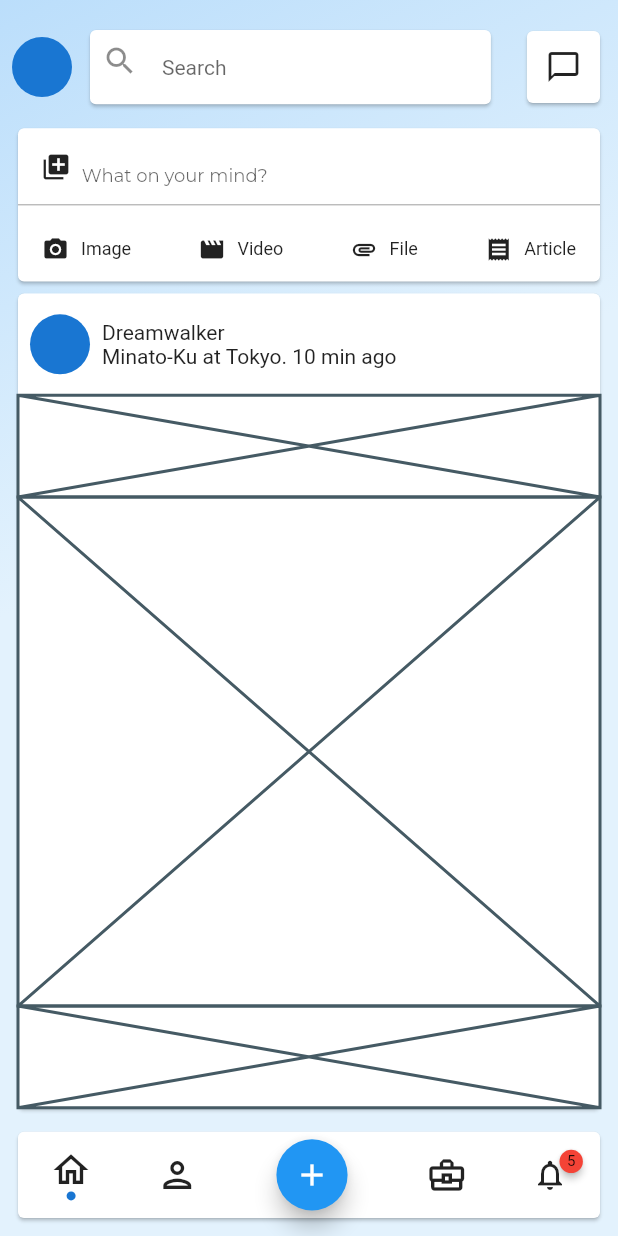
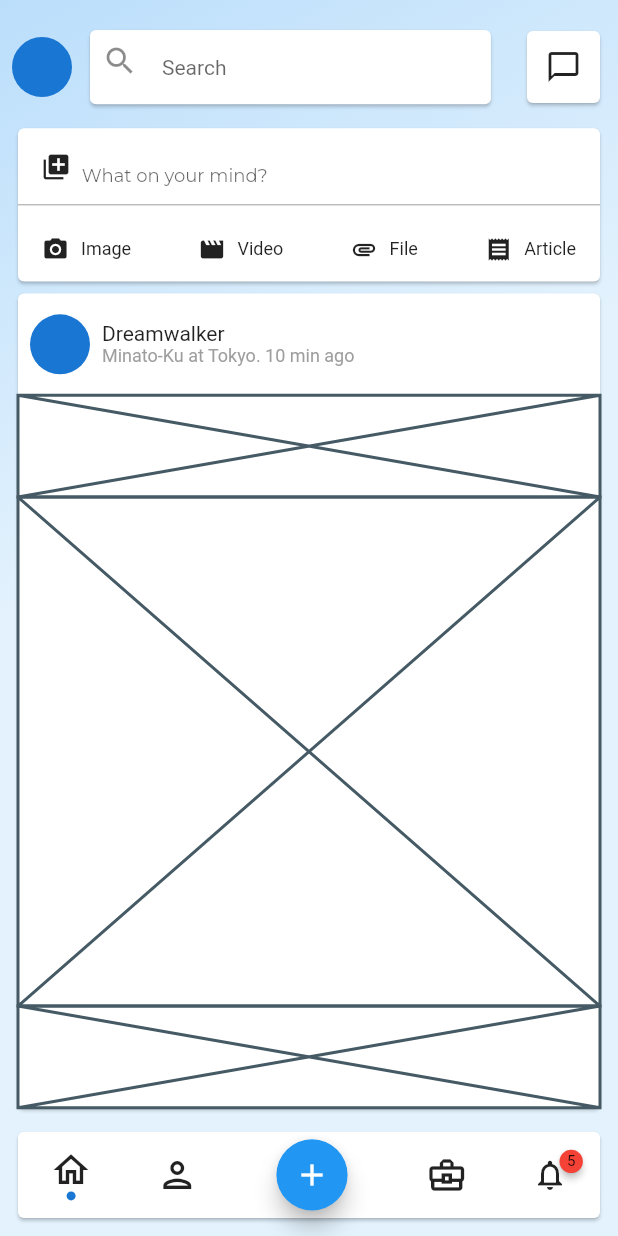
Before and after one commit to JAICHANGPARK/flutter_notebook_8th_story, a Flutter app: the screen it shows after launch, on a phone screen of 412 x 824 dp. Run offline on Flutter 3.47's test engine with Material 2 defaults, Android fonts, the phone set to English and light mode, and no system bars; drawn by our look-alikes of badges; our stand-ins replace flutter_hooks, google_fonts, hooks_riverpod, state_notifier.

Commit message:
Update linkedin_main_page.dart

```diff
--- a/lib/ep580_linkedin_app/linkedin_main_page.dart
+++ b/lib/ep580_linkedin_app/linkedin_main_page.dart
@@ -177,7 +177,10 @@ class _LinkedinMainPageState extends State<LinkedinMainPage> {
                                     mainAxisAlignment: MainAxisAlignment.center,
                                     children: [
                                       Text("Dreamwalker"),
-                                      Text("Minato-Ku at Tokyo. 10 min ago")
+                                      Text("Minato-Ku at Tokyo. 10 min ago", style: TextStyle(
+                                        fontSize: 12,
+                                        color: Colors.grey
+                                      ),)
                                     ],
                                   ),
                                 )
```
